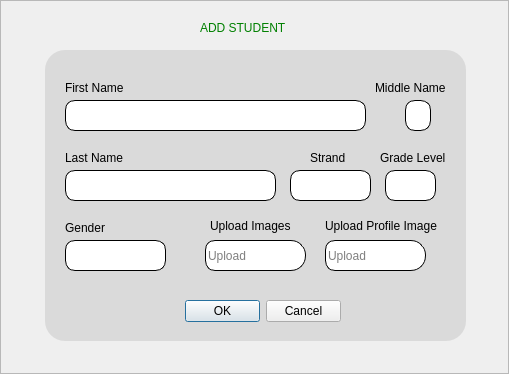
Old version of the form ui/addStudent.ui in the repository HimoJCode/Automated-Attendance-Tracking.
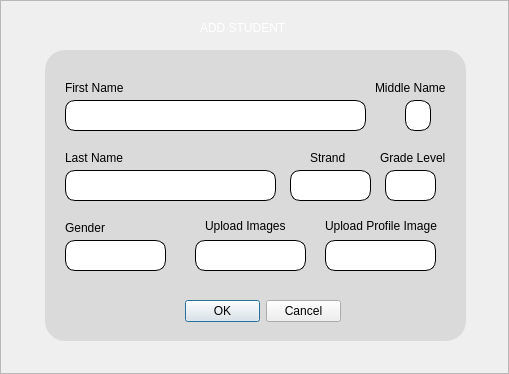
New version of the form. Icons and pictures are not drawn.

Diff of the .ui file:
```diff
--- a/ui/addStudent.ui
+++ b/ui/addStudent.ui
@@ -53,7 +53,7 @@
       </property>
       <property name="styleSheet">
        <string notr="true">font: 87 12pt &quot;Segoe UI Black&quot;;
-color: green;</string>
+color: #ffffff;</string>
       </property>
       <property name="text">
        <string>ADD STUDENT</string>
@@ -375,28 +375,12 @@
         <string>Gender</string>
        </property>
       </widget>
-      <widget class="QLineEdit" name="imagesUpload_">
-       <property name="geometry">
-        <rect>
-         <x>160</x>
-         <y>190</y>
-         <width>91</width>
-         <height>31</height>
-        </rect>
-       </property>
-       <property name="readOnly">
-        <bool>true</bool>
-       </property>
-       <property name="placeholderText">
-        <string>Upload</string>
-       </property>
-      </widget>
       <widget class="QPushButton" name="imagesUpload_btn">
        <property name="geometry">
         <rect>
-         <x>230</x>
+         <x>150</x>
          <y>190</y>
-         <width>31</width>
+         <width>111</width>
          <height>31</height>
         </rect>
        </property>
@@ -404,11 +388,10 @@
         <string notr="true">background-color: #ffffff;
 
 border: 1px solid black;
+border-radius: 10px;
 
 
-border-top-right-radius: 15px;
-border-bottom-right-radius: 15px;
-border-left:none;</string>
+</string>
        </property>
        <property name="text">
         <string/>
@@ -424,28 +407,12 @@
         </size>
        </property>
       </widget>
-      <widget class="QLineEdit" name="profileImage_upload">
-       <property name="geometry">
-        <rect>
-         <x>280</x>
-         <y>190</y>
-         <width>91</width>
-         <height>31</height>
-        </rect>
-       </property>
-       <property name="readOnly">
-        <bool>true</bool>
-       </property>
-       <property name="placeholderText">
-        <string>Upload</string>
-       </property>
-      </widget>
       <widget class="QPushButton" name="profileImageUpload_btn">
        <property name="geometry">
         <rect>
-         <x>350</x>
+         <x>280</x>
          <y>190</y>
-         <width>31</width>
+         <width>111</width>
          <height>31</height>
         </rect>
        </property>
@@ -453,11 +420,10 @@
         <string notr="true">background-color: #ffffff;
 
 border: 1px solid black;
+border-radius: 10px;
 
 
-border-top-right-radius: 15px;
-border-bottom-right-radius: 15px;
-border-left:none;</string>
+</string>
        </property>
        <property name="text">
         <string/>
@@ -476,7 +442,7 @@
       <widget class="QLabel" name="lastNmae_label_3">
        <property name="geometry">
         <rect>
-         <x>165</x>
+         <x>160</x>
          <y>165</y>
          <width>101</width>
          <height>21</height>
```
Left out of the diff: 5 changed lines with no effect on the pictures.
